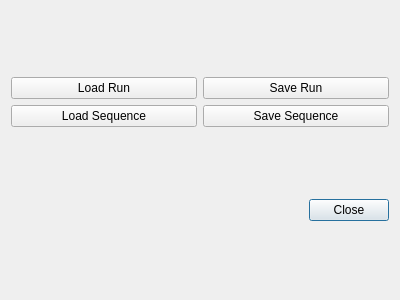
Old version of the form src/SER/ui/components_dialog.ui in the repository FranciscoGauna/SER.
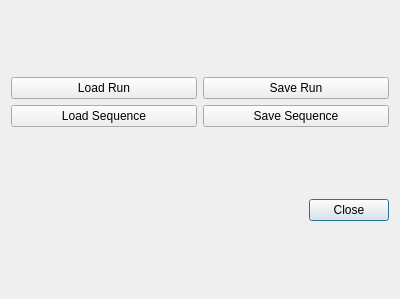
New version of the form.

What changed in the file:
```diff
--- a/src/SER/ui/components_dialog.ui
+++ b/src/SER/ui/components_dialog.ui
@@ -7,7 +7,7 @@
     <x>0</x>
     <y>0</y>
     <width>400</width>
-    <height>300</height>
+    <height>299</height>
    </rect>
   </property>
   <property name="windowTitle">
```
